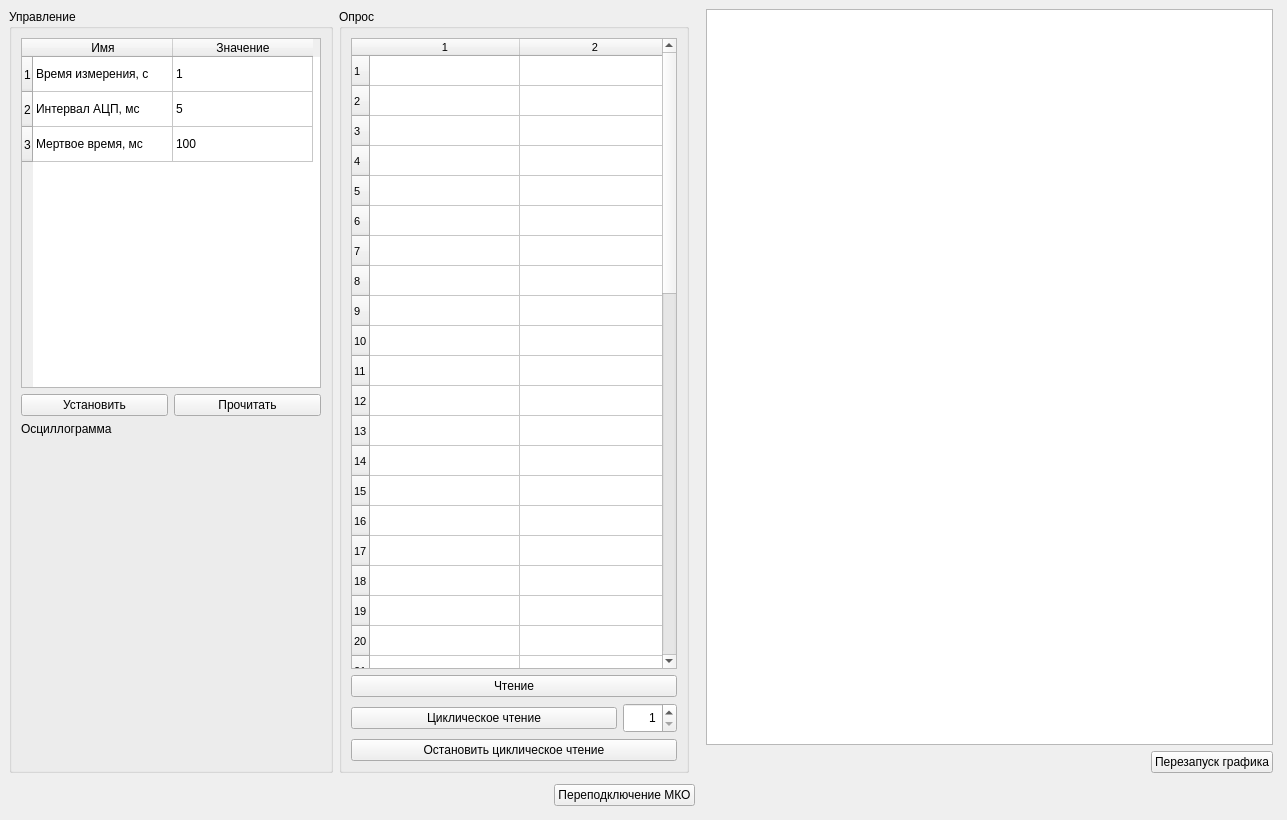
Above: main_win.ui from a-styuf/dnt_client before the change. Below: the same form after it.
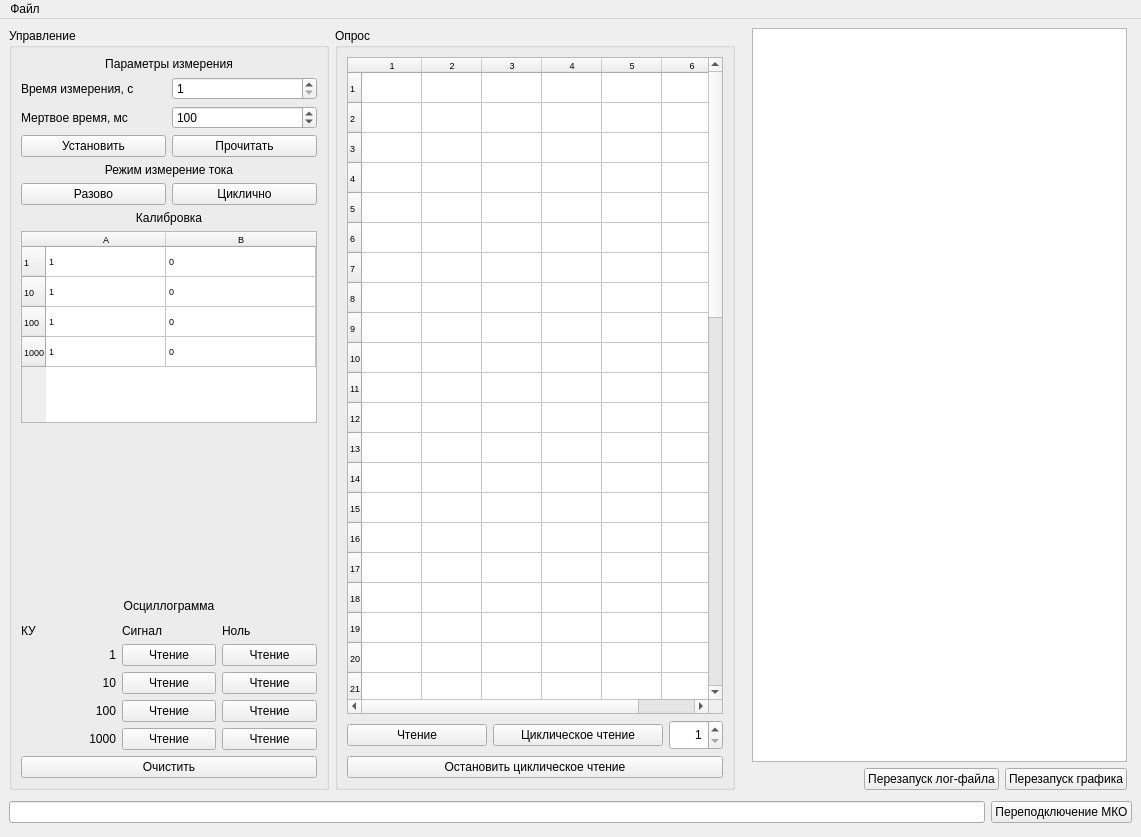
That is the form after the change.

Commit message:
#1.1 ДНТ_МКО клиент (не добавлены файлы конфигурации)  - Работает управление ДНТ, отображение данных со статистикой в таблице.  - График тока.
 К следующей версии добавить:
  - отображенеи графиков по желанию оператора
  - скрытие статистики

Patch:
```diff
--- a/main_win.ui
+++ b/main_win.ui
@@ -6,8 +6,8 @@
    <rect>
     <x>0</x>
     <y>0</y>
-    <width>1287</width>
-    <height>820</height>
+    <width>1141</width>
+    <height>837</height>
    </rect>
   </property>
   <property name="windowTitle">
@@ -15,6 +15,253 @@
   </property>
   <widget class="QWidget" name="centralwidget">
    <layout class="QGridLayout" name="gridLayout">
+    <item row="0" column="3">
+     <layout class="QGridLayout" name="gridLayout_4">
+      <property name="leftMargin">
+       <number>5</number>
+      </property>
+      <property name="rightMargin">
+       <number>5</number>
+      </property>
+      <item row="0" column="0" colspan="3">
+       <widget class="QGraphicsView" name="dntDataGView"/>
+      </item>
+      <item row="1" column="2">
+       <widget class="QPushButton" name="dntGraphResetPButt">
+        <property name="text">
+         <string>Перезапуск графика</string>
+        </property>
+       </widget>
+      </item>
+      <item row="1" column="0">
+       <spacer name="horizontalSpacer_2">
+        <property name="orientation">
+         <enum>Qt::Horizontal</enum>
+        </property>
+        <property name="sizeHint" stdset="0">
+         <size>
+          <width>40</width>
+          <height>20</height>
+         </size>
+        </property>
+       </spacer>
+      </item>
+      <item row="1" column="1">
+       <widget class="QPushButton" name="dntLogRestartPButt">
+        <property name="text">
+         <string>Перезапуск лог-файла</string>
+        </property>
+       </widget>
+      </item>
+     </layout>
+    </item>
+    <item row="1" column="0" colspan="4">
+     <layout class="QHBoxLayout" name="horizontalLayout">
+      <property name="topMargin">
+       <number>5</number>
+      </property>
+      <property name="bottomMargin">
+       <number>5</number>
+      </property>
+      <item>
+       <widget class="QLineEdit" name="lineEdit"/>
+      </item>
+      <item>
+       <widget class="QPushButton" name="mkoReconnectPButt">
+        <property name="text">
+         <string>Переподключение МКО</string>
+        </property>
+       </widget>
+      </item>
+     </layout>
+    </item>
+    <item row="0" column="1">
+     <widget class="QGroupBox" name="dataGBox">
+      <property name="sizePolicy">
+       <sizepolicy hsizetype="Fixed" vsizetype="Expanding">
+        <horstretch>0</horstretch>
+        <verstretch>0</verstretch>
+       </sizepolicy>
+      </property>
+      <property name="minimumSize">
+       <size>
+        <width>400</width>
+        <height>0</height>
+       </size>
+      </property>
+      <property name="title">
+       <string>Опрос</string>
+      </property>
+      <layout class="QGridLayout" name="gridLayout_3">
+       <item row="0" column="0" colspan="3">
+        <widget class="QTableWidget" name="readDataTWidget">
+         <property name="sizePolicy">
+          <sizepolicy hsizetype="Expanding" vsizetype="Expanding">
+           <horstretch>0</horstretch>
+           <verstretch>0</verstretch>
+          </sizepolicy>
+         </property>
+         <property name="minimumSize">
+          <size>
+           <width>0</width>
+           <height>0</height>
+          </size>
+         </property>
+         <property name="font">
+          <font>
+           <pointsize>7</pointsize>
+          </font>
+         </property>
+         <property name="horizontalScrollBarPolicy">
+          <enum>Qt::ScrollBarAlwaysOn</enum>
+         </property>
+         <property name="rowCount">
+          <number>50</number>
+         </property>
+         <property name="columnCount">
+          <number>6</number>
+         </property>
+         <attribute name="horizontalHeaderDefaultSectionSize">
+          <number>50</number>
+         </attribute>
+         <attribute name="horizontalHeaderHighlightSections">
+          <bool>false</bool>
+         </attribute>
+         <attribute name="horizontalHeaderMinimumSectionSize">
+          <number>60</number>
+         </attribute>
+         <attribute name="horizontalHeaderStretchLastSection">
+          <bool>true</bool>
+         </attribute>
+         <attribute name="verticalHeaderDefaultSectionSize">
+          <number>30</number>
+         </attribute>
+         <attribute name="verticalHeaderMinimumSectionSize">
+          <number>25</number>
+         </attribute>
+         <row/>
+         <row/>
+         <row/>
+         <row/>
+         <row/>
+         <row/>
+         <row/>
+         <row/>
+         <row/>
+         <row/>
+         <row/>
+         <row/>
+         <row/>
+         <row/>
+         <row/>
+         <row/>
+         <row/>
+         <row/>
+         <row/>
+         <row/>
+         <row/>
+         <row/>
+         <row/>
+         <row/>
+         <row/>
+         <row/>
+         <row/>
+         <row/>
+         <row/>
+         <row/>
+         <row/>
+         <row/>
+         <row/>
+         <row/>
+         <row/>
+         <row/>
+         <row/>
+         <row/>
+         <row/>
+         <row/>
+         <row/>
+         <row/>
+         <row/>
+         <row/>
+         <row/>
+         <row/>
+         <row/>
+         <row/>
+         <row/>
+         <row/>
+         <column/>
+         <column/>
+         <column/>
+         <column/>
+         <column/>
+         <column/>
+         <item row="0" column="0">
+          <property name="text">
+           <string/>
+          </property>
+          <property name="font">
+           <font>
+            <pointsize>7</pointsize>
+           </font>
+          </property>
+         </item>
+        </widget>
+       </item>
+       <item row="4" column="0" colspan="3">
+        <widget class="QPushButton" name="stopCyclePButt">
+         <property name="text">
+          <string>Остановить циклическое чтение</string>
+         </property>
+        </widget>
+       </item>
+       <item row="1" column="0">
+        <widget class="QPushButton" name="readDataPButt">
+         <property name="text">
+          <string>Чтение</string>
+         </property>
+        </widget>
+       </item>
+       <item row="1" column="2">
+        <widget class="QSpinBox" name="cycleReadDataSBox">
+         <property name="sizePolicy">
+          <sizepolicy hsizetype="Maximum" vsizetype="Fixed">
+           <horstretch>0</horstretch>
+           <verstretch>0</verstretch>
+          </sizepolicy>
+         </property>
+         <property name="minimumSize">
+          <size>
+           <width>0</width>
+           <height>30</height>
+          </size>
+         </property>
+         <property name="alignment">
+          <set>Qt::AlignRight|Qt::AlignTrailing|Qt::AlignVCenter</set>
+         </property>
+         <property name="minimum">
+          <number>1</number>
+         </property>
+         <property name="maximum">
+          <number>3600</number>
+         </property>
+        </widget>
+       </item>
+       <item row="1" column="1">
+        <widget class="QPushButton" name="cycleReadDataPButt">
+         <property name="minimumSize">
+          <size>
+           <width>170</width>
+           <height>0</height>
+          </size>
+         </property>
+         <property name="text">
+          <string>Циклическое чтение</string>
+         </property>
+        </widget>
+       </item>
+      </layout>
+     </widget>
+    </item>
     <item row="0" column="0">
      <widget class="QGroupBox" name="controlGBox">
       <property name="sizePolicy">
@@ -33,113 +280,7 @@
        <string>Управление</string>
       </property>
       <layout class="QGridLayout" name="gridLayout_2">
-       <item row="1" column="1">
-        <widget class="QPushButton" name="getParamPButton">
-         <property name="text">
-          <string>Прочитать</string>
-         </property>
-        </widget>
-       </item>
-       <item row="1" column="0">
-        <widget class="QPushButton" name="setParamPButton">
-         <property name="text">
-          <string>Установить</string>
-         </property>
-        </widget>
-       </item>
-       <item row="0" column="0" colspan="2">
-        <widget class="QTableWidget" name="paramTWidget">
-         <property name="sizePolicy">
-          <sizepolicy hsizetype="Minimum" vsizetype="Minimum">
-           <horstretch>0</horstretch>
-           <verstretch>0</verstretch>
-          </sizepolicy>
-         </property>
-         <property name="minimumSize">
-          <size>
-           <width>300</width>
-           <height>350</height>
-          </size>
-         </property>
-         <property name="horizontalScrollBarPolicy">
-          <enum>Qt::ScrollBarAlwaysOff</enum>
-         </property>
-         <property name="rowCount">
-          <number>3</number>
-         </property>
-         <property name="columnCount">
-          <number>2</number>
-         </property>
-         <attribute name="horizontalHeaderDefaultSectionSize">
-          <number>140</number>
-         </attribute>
-         <attribute name="verticalHeaderDefaultSectionSize">
-          <number>35</number>
-         </attribute>
-         <row/>
-         <row/>
-         <row/>
-         <column>
-          <property name="text">
-           <string>Имя</string>
-          </property>
-         </column>
-         <column>
-          <property name="text">
-           <string>Значение</string>
-          </property>
-         </column>
-         <item row="0" column="0">
-          <property name="text">
-           <string>Время измерения, с</string>
-          </property>
-          <property name="flags">
-           <set>ItemIsDragEnabled|ItemIsUserCheckable|ItemIsEnabled</set>
-          </property>
-         </item>
-         <item row="0" column="1">
-          <property name="text">
-           <string>1</string>
-          </property>
-          <property name="flags">
-           <set>ItemIsSelectable|ItemIsEditable|ItemIsDragEnabled|ItemIsUserCheckable|ItemIsEnabled</set>
-          </property>
-         </item>
-         <item row="1" column="0">
-          <property name="text">
-           <string>Интервал АЦП, мс</string>
-          </property>
-          <property name="flags">
-           <set>ItemIsDragEnabled|ItemIsUserCheckable|ItemIsEnabled</set>
-          </property>
-         </item>
-         <item row="1" column="1">
-          <property name="text">
-           <string>5</string>
-          </property>
-          <property name="flags">
-           <set>ItemIsSelectable|ItemIsEditable|ItemIsDragEnabled|ItemIsUserCheckable|ItemIsEnabled</set>
-          </property>
-         </item>
-         <item row="2" column="0">
-          <property name="text">
-           <string>Мертвое время, мс</string>
-          </property>
-          <property name="flags">
-           <set>ItemIsDragEnabled|ItemIsUserCheckable|ItemIsEnabled</set>
-          </property>
-         </item>
-         <item row="2" column="1">
-          <property name="text">
-           <string>100</string>
-          </property>
-          <property name="flags">
-           <set>ItemIsSelectable|ItemIsEditable|ItemIsDragEnabled|ItemIsUserCheckable|ItemIsEnabled</set>
-          </property>
-         </item>
-        </widget>
-       </item>
-       <item row="3" column="0" colspan="2">
+       <item row="10" column="0" colspan="2">
         <spacer name="verticalSpacer">
          <property name="orientation">
           <enum>Qt::Vertical</enum>
@@ -152,258 +293,387 @@
          </property>
         </spacer>
        </item>
-       <item row="2" column="0" colspan="2">
+       <item row="3" column="1">
+        <widget class="QPushButton" name="getParamPButton">
+         <property name="text">
+          <string>Прочитать</string>
+         </property>
+        </widget>
+       </item>
+       <item row="4" column="0" colspan="2">
+        <widget class="QLabel" name="measuremenModeLabel">
+         <property name="text">
+          <string>Режим измерение тока</string>
+         </property>
+         <property name="alignment">
+          <set>Qt::AlignCenter</set>
+         </property>
+        </widget>
+       </item>
+       <item row="11" column="0" colspan="2">
         <widget class="QLabel" name="oscLabel">
          <property name="text">
           <string>Осциллограмма</string>
          </property>
+         <property name="alignment">
+          <set>Qt::AlignCenter</set>
+         </property>
         </widget>
        </item>
-      </layout>
-     </widget>
-    </item>
-    <item row="0" column="1">
-     <widget class="QGroupBox" name="dataGBox">
-      <property name="sizePolicy">
-       <sizepolicy hsizetype="Minimum" vsizetype="Expanding">
-        <horstretch>0</horstretch>
-        <verstretch>0</verstretch>
-       </sizepolicy>
-      </property>
-      <property name="minimumSize">
-       <size>
-        <width>350</width>
-        <height>0</height>
-       </size>
-      </property>
-      <property name="title">
-       <string>Опрос</string>
-      </property>
-      <layout class="QGridLayout" name="gridLayout_3">
        <item row="3" column="0">
-        <widget class="QPushButton" name="cycleReadDataPButt">
-         <property name="minimumSize">
-          <size>
-           <width>200</width>
-           <height>0</height>
-          </size>
-         </property>
+        <widget class="QPushButton" name="setParamPButton">
          <property name="text">
-          <string>Циклическое чтение</string>
+          <string>Установить</string>
          </property>
         </widget>
        </item>
-       <item row="1" column="0" colspan="2">
-        <widget class="QPushButton" name="readDataPButt">
-         <property name="text">
-          <string>Чтение</string>
+       <item row="12" column="0" colspan="2">
+        <layout class="QGridLayout" name="gridLayout_5">
+         <property name="topMargin">
+          <number>5</number>
          </property>
-        </widget>
+         <item row="0" column="1">
+          <widget class="QLabel" name="label_6">
+           <property name="text">
+            <string>Сигнал</string>
+           </property>
+          </widget>
+         </item>
+         <item row="3" column="1">
+          <widget class="QPushButton" name="readOscSignKU100PButt">
+           <property name="text">
+            <string>Чтение</string>
+           </property>
+          </widget>
+         </item>
+         <item row="4" column="1">
+          <widget class="QPushButton" name="readOscSignKU1000PButt">
+           <property name="text">
+            <string>Чтение</string>
+           </property>
+          </widget>
+         </item>
+         <item row="1" column="1">
+          <widget class="QPushButton" name="readOscSignKU1PButt">
+           <property name="text">
+            <string>Чтение</string>
+           </property>
+          </widget>
+         </item>
+         <item row="2" column="2">
+          <widget class="QPushButton" name="readOscZeroKU10PButt">
+           <property name="text">
+            <string>Чтение</string>
+           </property>
+          </widget>
+         </item>
+         <item row="3" column="2">
+          <widget class="QPushButton" name="readOscZeroKU100PButt">
+           <property name="text">
+            <string>Чтение</string>
+           </property>
+          </widget>
+         </item>
+         <item row="2" column="1">
+          <widget class="QPushButton" name="readOscSignKU10PButt">
+           <property name="text">
+            <string>Чтение</string>
+           </property>
+          </widget>
+         </item>
+         <item row="1" column="2">
+          <widget class="QPushButton" name="readOscZeroKU1PButt">
+           <property name="text">
+            <string>Чтение</string>
+           </property>
+          </widget>
+         </item>
+         <item row="4" column="2">
+          <widget class="QPushButton" name="readOscZeroKU1000PButt">
+           <property name="text">
+            <string>Чтение</string>
+           </property>
+          </widget>
+         </item>
+         <item row="1" column="0">
+          <widget class="QLabel" name="label">
+           <property name="text">
+            <string>1</string>
+           </property>
+           <property name="alignment">
+            <set>Qt::AlignRight|Qt::AlignTrailing|Qt::AlignVCenter</set>
+           </property>
+          </widget>
+         </item>
+         <item row="3" column="0">
+          <widget class="QLabel" name="label_3">
+           <property name="text">
+            <string>100</string>
+           </property>
+           <property name="alignment">
+            <set>Qt::AlignRight|Qt::AlignTrailing|Qt::AlignVCenter</set>
+           </property>
+          </widget>
+         </item>
+         <item row="2" column="0">
+          <widget class="QLabel" name="label_2">
+           <property name="text">
+            <string>10</string>
+           </property>
+           <property name="alignment">
+            <set>Qt::AlignRight|Qt::AlignTrailing|Qt::AlignVCenter</set>
+           </property>
+          </widget>
+         </item>
+         <item row="0" column="0">
+          <widget class="QLabel" name="label_5">
+           <property name="text">
+            <string>КУ</string>
+           </property>
+          </widget>
+         </item>
+         <item row="4" column="0">
+          <widget class="QLabel" name="label_4">
+           <property name="text">
+            <string>1000</string>
+           </property>
+           <property name="alignment">
+            <set>Qt::AlignRight|Qt::AlignTrailing|Qt::AlignVCenter</set>
+           </property>
+          </widget>
+         </item>
+         <item row="0" column="2">
+          <widget class="QLabel" name="label_7">
+           <property name="text">
+            <string>Ноль</string>
+           </property>
+          </widget>
+         </item>
+         <item row="5" column="0" colspan="3">
+          <widget class="QPushButton" name="clearOscPButt">
+           <property name="text">
+            <string>Очистить</string>
+           </property>
+          </widget>
+         </item>
+        </layout>
        </item>
-       <item row="3" column="1">
-        <widget class="QSpinBox" name="cycleReadDataSBox">
-         <property name="sizePolicy">
-          <sizepolicy hsizetype="Maximum" vsizetype="Fixed">
-           <horstretch>0</horstretch>
-           <verstretch>0</verstretch>
-          </sizepolicy>
+       <item row="6" column="1">
+        <widget class="QPushButton" name="cycleMeasurementPButton">
+         <property name="text">
+          <string>Циклично</string>
          </property>
-         <property name="minimumSize">
-          <size>
-           <width>0</width>
-           <height>30</height>
-          </size>
+         <property name="checkable">
+          <bool>true</bool>
          </property>
-         <property name="alignment">
-          <set>Qt::AlignRight|Qt::AlignTrailing|Qt::AlignVCenter</set>
-         </property>
+        </widget>
+       </item>
+       <item row="1" column="1">
+        <widget class="QSpinBox" name="measurementTimeSBox">
          <property name="minimum">
           <number>1</number>
          </property>
          <property name="maximum">
-          <number>3600</number>
+          <number>20</number>
+         </property>
+        </widget>
+       </item>
+       <item row="2" column="0">
+        <widget class="QLabel" name="deadTimeLabel">
+         <property name="text">
+          <string>Мертвое время, мс</string>
+         </property>
+        </widget>
+       </item>
+       <item row="1" column="0">
+        <widget class="QLabel" name="measurementTimeLabel">
+         <property name="text">
+          <string>Время измерения, с</string>
+         </property>
+        </widget>
+       </item>
+       <item row="6" column="0">
+        <widget class="QPushButton" name="singleMeasurementPButton">
+         <property name="text">
+          <string>Разово</string>
+         </property>
+         <property name="checkable">
+          <bool>true</bool>
+         </property>
+        </widget>
+       </item>
+       <item row="2" column="1">
+        <widget class="QSpinBox" name="deadTimeSBOX">
+         <property name="minimum">
+          <number>20</number>
+         </property>
+         <property name="maximum">
+          <number>200</number>
+         </property>
+         <property name="value">
+          <number>100</number>
          </property>
         </widget>
        </item>
        <item row="0" column="0" colspan="2">
-        <widget class="QTableWidget" name="readDataTWidget">
-         <property name="sizePolicy">
-          <sizepolicy hsizetype="Expanding" vsizetype="Expanding">
-           <horstretch>0</horstretch>
-           <verstretch>0</verstretch>
-          </sizepolicy>
+        <widget class="QLabel" name="label_10">
+         <property name="text">
+          <string>Параметры измерения</string>
          </property>
-         <property name="minimumSize">
-          <size>
-           <width>300</width>
-           <height>550</height>
-          </size>
+         <property name="alignment">
+          <set>Qt::AlignCenter</set>
          </property>
+        </widget>
+       </item>
+       <item row="8" column="0" colspan="2">
+        <widget class="QLabel" name="label_8">
+         <property name="text">
+          <string>Калибровка</string>
+         </property>
+         <property name="alignment">
+          <set>Qt::AlignCenter</set>
+         </property>
+        </widget>
+       </item>
+       <item row="9" column="0" colspan="2">
+        <widget class="QTableWidget" name="calibrationTWidget">
          <property name="font">
           <font>
-           <pointsize>8</pointsize>
+           <pointsize>7</pointsize>
           </font>
          </property>
+         <property name="verticalScrollBarPolicy">
+          <enum>Qt::ScrollBarAlwaysOff</enum>
+         </property>
          <property name="horizontalScrollBarPolicy">
           <enum>Qt::ScrollBarAlwaysOff</enum>
          </property>
-         <property name="rowCount">
-          <number>50</number>
-         </property>
-         <property name="columnCount">
-          <number>2</number>
-         </property>
+         <attribute name="horizontalHeaderCascadingSectionResizes">
+          <bool>true</bool>
+         </attribute>
          <attribute name="horizontalHeaderDefaultSectionSize">
-          <number>150</number>
+          <number>120</number>
          </attribute>
          <attribute name="horizontalHeaderMinimumSectionSize">
-          <number>150</number>
+          <number>30</number>
+         </attribute>
+         <attribute name="horizontalHeaderStretchLastSection">
+          <bool>true</bool>
          </attribute>
          <attribute name="verticalHeaderDefaultSectionSize">
           <number>30</number>
          </attribute>
-         <attribute name="verticalHeaderMinimumSectionSize">
-          <number>25</number>
-         </attribute>
-         <row/>
-         <row/>
-         <row/>
-         <row/>
-         <row/>
-         <row/>
-         <row/>
-         <row/>
-         <row/>
-         <row/>
-         <row/>
-         <row/>
-         <row/>
-         <row/>
-         <row/>
-         <row/>
-         <row/>
-         <row/>
-         <row/>
-         <row/>
-         <row/>
-         <row/>
-         <row/>
-         <row/>
-         <row/>
-         <row/>
-         <row/>
-         <row/>
-         <row/>
-         <row/>
-         <row/>
-         <row/>
-         <row/>
-         <row/>
-         <row/>
-         <row/>
-         <row/>
-         <row/>
-         <row/>
-         <row/>
-         <row/>
-         <row/>
-         <row/>
-         <row/>
-         <row/>
-         <row/>
-         <row/>
-         <row/>
-         <row/>
-         <row/>
-         <column/>
-         <column/>
+         <row>
+          <property name="text">
+           <string>1</string>
+          </property>
+         </row>
+         <row>
+          <property name="text">
+           <string>10</string>
+          </property>
+         </row>
+         <row>
+          <property name="text">
+           <string>100</string>
+          </property>
+         </row>
+         <row>
+          <property name="text">
+           <string>1000</string>
+          </property>
+         </row>
+         <column>
+          <property name="text">
+           <string>A</string>
+          </property>
+         </column>
+         <column>
+          <property name="text">
+           <string>B</string>
+          </property>
+         </column>
          <item row="0" column="0">
           <property name="text">
-           <string/>
+           <string>1</string>
           </property>
-          <property name="font">
-           <font>
-            <pointsize>7</pointsize>
-           </font>
+         </item>
+         <item row="0" column="1">
+          <property name="text">
+           <string>0</string>
           </property>
          </item>
-        </widget>
-       </item>
-       <item row="4" column="0" colspan="2">
-        <widget class="QPushButton" name="stopCyclePButt">
-         <property name="text">
-          <string>Остановить циклическое чтение</string>
-         </property>
+         <item row="1" column="0">
+          <property name="text">
+           <string>1</string>
+          </property>
+         </item>
+         <item row="1" column="1">
+          <property name="text">
+           <string>0</string>
+          </property>
+         </item>
+         <item row="2" column="0">
+          <property name="text">
+           <string>1</string>
+          </property>
+         </item>
+         <item row="2" column="1">
+          <property name="text">
+           <string>0</string>
+          </property>
+         </item>
+         <item row="3" column="0">
+          <property name="text">
+           <string>1</string>
+          </property>
+         </item>
+         <item row="3" column="1">
+          <property name="text">
+           <string>0</string>
+          </property>
+         </item>
         </widget>
        </item>
       </layout>
      </widget>
     </item>
-    <item row="1" column="0" colspan="3">
-     <layout class="QHBoxLayout" name="horizontalLayout">
-      <property name="topMargin">
-       <number>5</number>
-      </property>
-      <property name="bottomMargin">
-       <number>5</number>
-      </property>
-      <item>
-       <spacer name="horizontalSpacer">
-        <property name="orientation">
-         <enum>Qt::Horizontal</enum>
-        </property>
-        <property name="sizeHint" stdset="0">
-         <size>
-          <width>40</width>
-          <height>20</height>
-         </size>
-        </property>
-       </spacer>
-      </item>
-      <item>
-       <widget class="QPushButton" name="mkoReconnectPButt">
-        <property name="text">
-         <string>Переподключение МКО</string>
-        </property>
-       </widget>
-      </item>
-     </layout>
-    </item>
-    <item row="0" column="3">
-     <layout class="QGridLayout" name="gridLayout_4">
-      <property name="leftMargin">
-       <number>5</number>
-      </property>
-      <property name="rightMargin">
-       <number>5</number>
-      </property>
-      <item row="1" column="1">
-       <widget class="QPushButton" name="dntGraphResetPButt">
-        <property name="text">
-         <string>Перезапуск графика</string>
-        </property>
-       </widget>
-      </item>
-      <item row="1" column="0">
-       <spacer name="horizontalSpacer_2">
-        <property name="orientation">
-         <enum>Qt::Horizontal</enum>
-        </property>
-        <property name="sizeHint" stdset="0">
-         <size>
-          <width>40</width>
-          <height>20</height>
-         </size>
-        </property>
-       </spacer>
-      </item>
-      <item row="0" column="0" colspan="2">
-       <widget class="QGraphicsView" name="dntDataGView"/>
-      </item>
-     </layout>
-    </item>
    </layout>
   </widget>
+  <widget class="QMenuBar" name="menuBar">
+   <property name="geometry">
+    <rect>
+     <x>0</x>
+     <y>0</y>
+     <width>1141</width>
+     <height>30</height>
+    </rect>
+   </property>
+   <widget class="QMenu" name="menu">
+    <property name="title">
+     <string>Файл</string>
+    </property>
+    <addaction name="cfgDNTConfigOpenQAction"/>
+    <addaction name="cfgDNTConfigSaveQAction"/>
+    <addaction name="separator"/>
+   </widget>
+   <addaction name="menu"/>
+  </widget>
+  <action name="cfgDNTConfigOpenQAction">
+   <property name="text">
+    <string>Открыть</string>
+   </property>
+  </action>
+  <action name="cfgDNTConfigSaveQAction">
+   <property name="text">
+    <string>Сохранить</string>
+   </property>
+  </action>
+  <action name="action_3">
+   <property name="text">
+    <string>ДНТ по умолчанию</string>
+   </property>
+  </action>
  </widget>
  <resources/>
  <connections/>
```
The commit also changes 4 other files.
